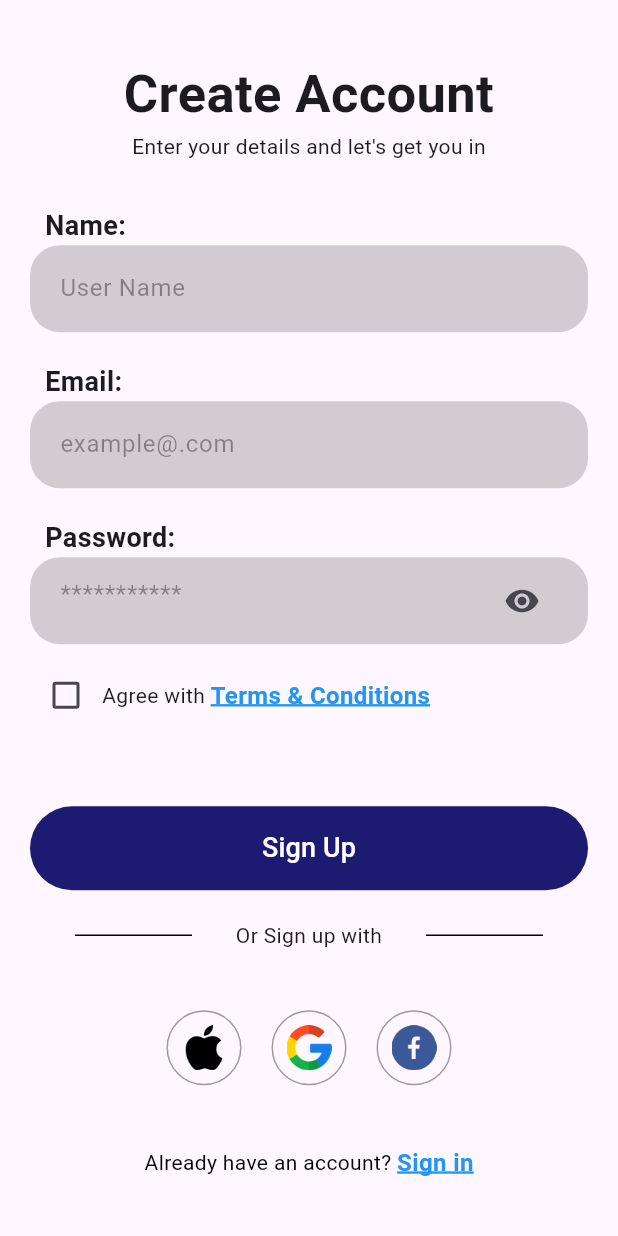
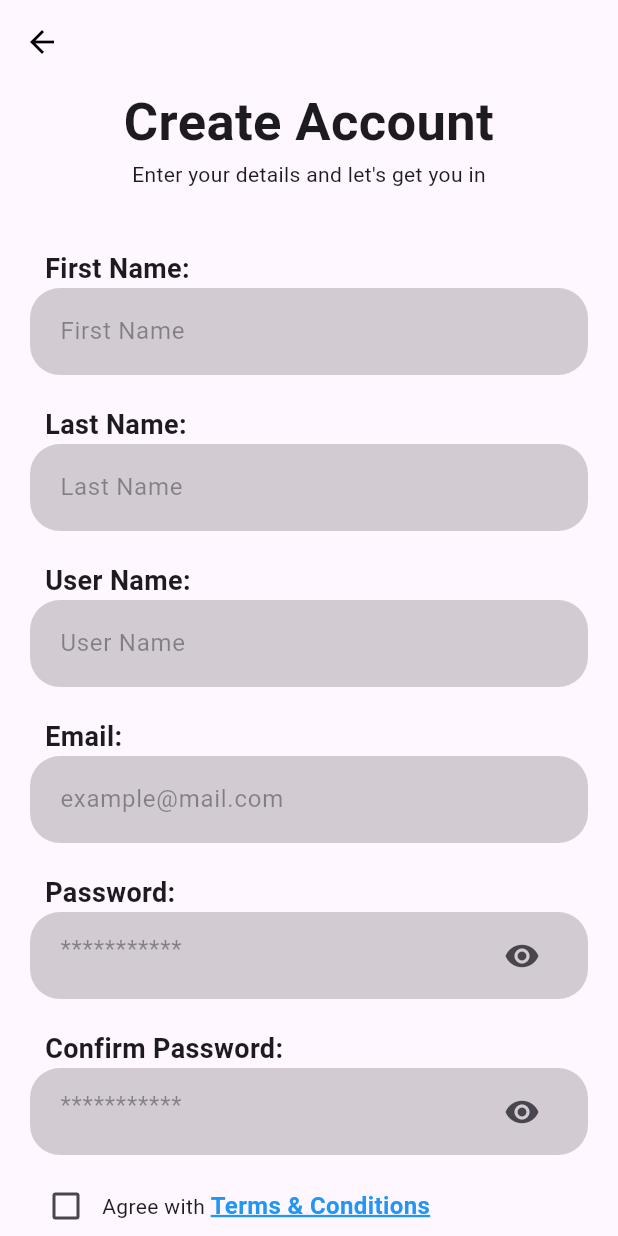
Before and after one commit to JuliaJosephh/E-Learning-App, a Flutter app: the screen it shows after launch, after a tap on "Sign up", on a phone screen of 412 x 824 dp. Run offline on Flutter 3.47's test engine with Material 3 defaults, Android fonts, the phone set to English and light mode, and no system bars.

Commit message:
signup  F&L name

```diff
--- a/lib/screens/signup.dart
+++ b/lib/screens/signup.dart
@@ -1,7 +1,8 @@
-// ignore_for_file: avoid_print, prefer_const_constructors, use_key_in_widget_constructors, deprecated_member_use, prefer_const_literals_to_create_immutables
+// ignore_for_file: avoid_print, prefer_const_constructors, use_key_in_widget_constructors, deprecated_member_use, prefer_const_literals_to_create_immutables, non_constant_identifier_names
 
 import 'package:flutter/material.dart';
 import 'package:sessiontask/constants/constants.dart';
+import 'package:sessiontask/screens/login.dart';
 import 'package:sessiontask/widgets/platforms.dart';
 
 class Signup extends StatefulWidget {
@@ -11,14 +12,34 @@ class Signup extends StatefulWidget {
 
 class _SignupState extends State<Signup> {
   bool hidden = true, checked = false;
+  void checked_box(newValue) {
+    setState(() {
+      checked = newValue!;
+    });
+  }
 
   @override
   Widget build(BuildContext context) {
     return Scaffold(
+        appBar: AppBar(
+          leading: IconButton(
+              onPressed: () {
+                runApp(MaterialApp(
+                  debugShowCheckedModeBanner: false,
+                  home: Login(),
+                ));
+              },
+              icon: Icon(
+                Icons.arrow_back,
+              )),
+          backgroundColor: Colors.transparent,
+          foregroundColor: Colors.black,
+        ),
         body: Center(
           child: SingleChildScrollView(
             child: Column(
               mainAxisAlignment: MainAxisAlignment.center,
+              mainAxisSize: MainAxisSize.max,
               crossAxisAlignment: CrossAxisAlignment.stretch,
               children: [
                 Text(
@@ -33,12 +54,68 @@ class _SignupState extends State<Signup> {
                   style: TextStyle(fontSize: 14),
                 ),
                 SizedBox(
-              height: 30,
+                  height: 40,
                 ),
                 Padding(
                   padding: const EdgeInsets.only(left: 30),
                   child: Text(
-                "Name:",
+                    "First Name:",
+                    textAlign: TextAlign.start,
+                    style: TextStyle(fontSize: 18, fontWeight: FontWeight.bold),
+                  ),
+                ),
+                Padding(
+                  padding: const EdgeInsets.symmetric(horizontal: 20.0),
+                  child: Container(
+                      decoration: BoxDecoration(
+                          borderRadius: BorderRadius.circular(20),
+                          color: textfieldclr),
+                      child: Padding(
+                        padding: const EdgeInsets.symmetric(
+                            horizontal: 20.0, vertical: 5),
+                        child: TextField(
+                          decoration: InputDecoration(
+                              border: InputBorder.none,
+                              hintText: "First Name",
+                              hintStyle: TextStyle(color: Colors.black38)),
+                        ),
+                      )),
+                ),
+                SizedBox(
+                  height: 20,
+                ),
+                Padding(
+                  padding: const EdgeInsets.only(left: 30),
+                  child: Text(
+                    "Last Name:",
+                    textAlign: TextAlign.start,
+                    style: TextStyle(fontSize: 18, fontWeight: FontWeight.bold),
+                  ),
+                ),
+                Padding(
+                  padding: const EdgeInsets.symmetric(horizontal: 20.0),
+                  child: Container(
+                      decoration: BoxDecoration(
+                          borderRadius: BorderRadius.circular(20),
+                          color: textfieldclr),
+                      child: Padding(
+                        padding: const EdgeInsets.symmetric(
+                            horizontal: 20.0, vertical: 5),
+                        child: TextField(
+                          decoration: InputDecoration(
+                              border: InputBorder.none,
+                              hintText: "Last Name",
+                              hintStyle: TextStyle(color: Colors.black38)),
+                        ),
+                      )),
+                ),
+                SizedBox(
+                  height: 20,
+                ),
+                Padding(
+                  padding: const EdgeInsets.only(left: 30),
+                  child: Text(
+                    "User Name:",
                     textAlign: TextAlign.start,
                     style: TextStyle(fontSize: 18, fontWeight: FontWeight.bold),
                   ),
@@ -83,7 +160,7 @@ class _SignupState extends State<Signup> {
                         child: TextField(
                           decoration: InputDecoration(
                               border: InputBorder.none,
-                          hintText: "example@.com",
+                              hintText: "example@mail.com",
                               hintStyle: TextStyle(color: Colors.black38)),
                         ),
                       )),
@@ -124,38 +201,74 @@ class _SignupState extends State<Signup> {
                         ),
                       )),
                 ),
-            SizedBox(height: 10,),
+                SizedBox(
+                  height: 20,
+                ),
+                Padding(
+                  padding: const EdgeInsets.only(left: 30),
+                  child: Text(
+                    "Confirm Password:",
+                    textAlign: TextAlign.start,
+                    style: TextStyle(fontSize: 18, fontWeight: FontWeight.bold),
+                  ),
+                ),
+                Padding(
+                  padding: const EdgeInsets.symmetric(horizontal: 20.0),
+                  child: Container(
+                      decoration: BoxDecoration(
+                          borderRadius: BorderRadius.circular(20),
+                          color: textfieldclr),
+                      child: Padding(
+                        padding: const EdgeInsets.symmetric(
+                            horizontal: 20.0, vertical: 5),
+                        child: TextField(
+                          obscureText: hidden,
+                          decoration: InputDecoration(
+                              suffixIcon: IconButton(
+                                  onPressed: () {
+                                    setState(() {
+                                      hidden = !hidden;
+                                    });
+                                  },
+                                  icon: Icon(Icons.remove_red_eye)),
+                              border: InputBorder.none,
+                              hintText: "***********",
+                              hintStyle: TextStyle(color: Colors.black38)),
+                        ),
+                      )),
+                ),
+                SizedBox(
+                  height: 10,
+                ),
                 Padding(
                   padding: const EdgeInsets.only(left: 20.0),
                   child: Row(
                     children: [
                       Checkbox(
                         value: checked,
-                    onChanged: ( newValue) {
-                      setState(() {
-                        checked = newValue!;
-                      });
-                    },
+                        onChanged: checked_box,
                       ),
                       Text("Agree with "),
-                  Text("Terms & Conditions", style: TextStyle(
+                      Text(
+                        "Terms & Conditions",
+                        style: TextStyle(
                             fontSize: 16,
                             fontWeight: FontWeight.bold,
                             color: Colors.blue,
                             decoration: TextDecoration.underline,
                             decorationColor: Colors.blue,
-                              decorationThickness: 2),),
+                            decorationThickness: 2),
+                      ),
                     ],
                   ),
                 ),
-            SizedBox(
-              height: 30,
-            ),
                 Padding(
-              padding: const EdgeInsets.symmetric(horizontal: 20, vertical: 20),
+                  padding:
+                      const EdgeInsets.symmetric(horizontal: 20, vertical: 10),
                   child: TextButton(
                       style: ButtonStyle(
-                      backgroundColor: MaterialStateProperty.all(btn_color)),
+                          backgroundColor:
+                              MaterialStateProperty.all(btn_color)),
                       onPressed: () {},
                       child: Padding(
                         padding: const EdgeInsets.symmetric(vertical: 7.0),
@@ -170,7 +283,8 @@ class _SignupState extends State<Signup> {
                   child: Row(
                     children: [
                       Expanded(
-                      flex: 1, child: Divider(height: 1, color: Colors.black)),
+                          flex: 1,
+                          child: Divider(height: 1, color: Colors.black)),
                       Expanded(
                           flex: 2,
                           child: Text(
@@ -178,12 +292,15 @@ class _SignupState extends State<Signup> {
                             textAlign: TextAlign.center,
                           )),
                       Expanded(
-                      flex: 1, child: Divider(height: 1, color: Colors.black)),
+                          flex: 1,
+                          child: Divider(height: 1, color: Colors.black)),
                     ],
                   ),
                 ),
                 signwplatform(),
-              Row(
+                Padding(
+                  padding: const EdgeInsets.only(bottom: 10.0),
+                  child: Row(
                     mainAxisAlignment: MainAxisAlignment.center,
                     children: [
                       Text(
@@ -191,9 +308,11 @@ class _SignupState extends State<Signup> {
                         style: TextStyle(color: Colors.black),
                       ),
                       InkWell(
-                  overlayColor: MaterialStatePropertyAll(Colors.transparent),
+                        overlayColor:
+                            MaterialStatePropertyAll(Colors.transparent),
                         onTap: () {
-                    runApp(MaterialApp(debugShowCheckedModeBanner: false, home: Signup()));
+                          runApp(MaterialApp(
+                              debugShowCheckedModeBanner: false, home: Signup()));
                         },
                         child: Text(
                           "Sign in",
@@ -208,6 +327,7 @@ class _SignupState extends State<Signup> {
                       ),
                     ],
                   ),
+                ),
               ],
             ),
           ),
```
Lines whose indentation alone changed are shown as unchanged.
